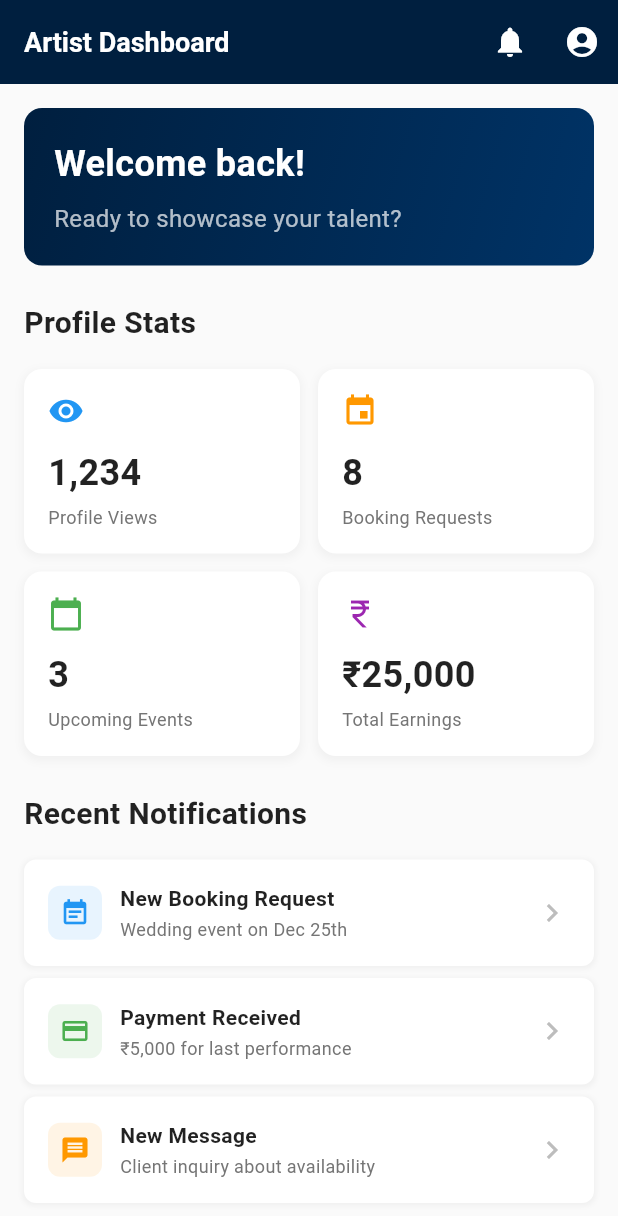
After one commit to TechnovaTech/organizer-app, a Flutter app: the ArtistDashboardScreen screen opened directly, on a phone screen of 412 x 824 dp. The commit adds this screen. Shown: the top 1216 px of the screen. Run offline on Flutter 3.47's test engine with Material 3 defaults, Android fonts, the phone set to English and light mode, and no system bars; our stand-ins replace file_picker.

Commit message:
feat(artist): add dashboard screen and navigation from profile
Implement artist dashboard screen with stats, notifications and quick actions
Replace snackbar confirmation with navigation to dashboard after profile creation

```diff
--- /dev/null
+++ b/lib/screens/artist_dashboard_screen.dart
@@ -0,0 +1,297 @@
+import 'package:flutter/material.dart';
+
+class ArtistDashboardScreen extends StatelessWidget {
+  const ArtistDashboardScreen({super.key});
+
+  @override
+  Widget build(BuildContext context) {
+    return Scaffold(
+      backgroundColor: Colors.grey.shade50,
+      appBar: AppBar(
+        backgroundColor: const Color(0xFF001F3F),
+        elevation: 0,
+        automaticallyImplyLeading: false,
+        title: const Text(
+          'Artist Dashboard',
+          style: TextStyle(
+            color: Colors.white,
+            fontSize: 18,
+            fontWeight: FontWeight.w600,
+          ),
+        ),
+        actions: [
+          IconButton(
+            icon: const Icon(Icons.notifications, color: Colors.white),
+            onPressed: () {},
+          ),
+          IconButton(
+            icon: const Icon(Icons.account_circle, color: Colors.white),
+            onPressed: () {},
+          ),
+        ],
+      ),
+      body: SingleChildScrollView(
+        padding: const EdgeInsets.all(16.0),
+        child: Column(
+          crossAxisAlignment: CrossAxisAlignment.start,
+          children: [
+            // Welcome Section
+            Container(
+              width: double.infinity,
+              padding: const EdgeInsets.all(20),
+              decoration: BoxDecoration(
+                gradient: const LinearGradient(
+                  colors: [Color(0xFF001F3F), Color(0xFF003366)],
+                  begin: Alignment.topLeft,
+                  end: Alignment.bottomRight,
+                ),
+                borderRadius: BorderRadius.circular(12),
+              ),
+              child: const Column(
+                crossAxisAlignment: CrossAxisAlignment.start,
+                children: [
+                  Text(
+                    'Welcome back!',
+                    style: TextStyle(
+                      color: Colors.white,
+                      fontSize: 24,
+                      fontWeight: FontWeight.bold,
+                    ),
+                  ),
+                  SizedBox(height: 8),
+                  Text(
+                    'Ready to showcase your talent?',
+                    style: TextStyle(
+                      color: Colors.white70,
+                      fontSize: 16,
+                    ),
+                  ),
+                ],
+              ),
+            ),
+            const SizedBox(height: 24),
+
+            // Stats Overview
+            const Text(
+              'Profile Stats',
+              style: TextStyle(
+                fontSize: 20,
+                fontWeight: FontWeight.bold,
+                color: Colors.black87,
+              ),
+            ),
+            const SizedBox(height: 16),
+            Row(
+              children: [
+                Expanded(child: _buildStatCard('Profile Views', '1,234', Icons.visibility, Colors.blue)),
+                const SizedBox(width: 12),
+                Expanded(child: _buildStatCard('Booking Requests', '8', Icons.event, Colors.orange)),
+              ],
+            ),
+            const SizedBox(height: 12),
+            Row(
+              children: [
+                Expanded(child: _buildStatCard('Upcoming Events', '3', Icons.calendar_today, Colors.green)),
+                const SizedBox(width: 12),
+                Expanded(child: _buildStatCard('Total Earnings', '₹25,000', Icons.currency_rupee, Colors.purple)),
+              ],
+            ),
+            const SizedBox(height: 24),
+
+            // Notifications Section
+            const Text(
+              'Recent Notifications',
+              style: TextStyle(
+                fontSize: 20,
+                fontWeight: FontWeight.bold,
+                color: Colors.black87,
+              ),
+            ),
+            const SizedBox(height: 16),
+            _buildNotificationCard(
+              'New Booking Request',
+              'Wedding event on Dec 25th',
+              Icons.event_note,
+              Colors.blue,
+            ),
+            const SizedBox(height: 8),
+            _buildNotificationCard(
+              'Payment Received',
+              '₹5,000 for last performance',
+              Icons.payment,
+              Colors.green,
+            ),
+            const SizedBox(height: 8),
+            _buildNotificationCard(
+              'New Message',
+              'Client inquiry about availability',
+              Icons.message,
+              Colors.orange,
+            ),
+            const SizedBox(height: 24),
+
+            // Quick Actions
+            const Text(
+              'Quick Actions',
+              style: TextStyle(
+                fontSize: 20,
+                fontWeight: FontWeight.bold,
+                color: Colors.black87,
+              ),
+            ),
+            const SizedBox(height: 16),
+            Row(
+              children: [
+                Expanded(child: _buildActionCard('Profile', Icons.person, Colors.blue)),
+                const SizedBox(width: 12),
+                Expanded(child: _buildActionCard('Calendar', Icons.calendar_month, Colors.green)),
+                const SizedBox(width: 12),
+                Expanded(child: _buildActionCard('Portfolio', Icons.photo_library, Colors.purple)),
+              ],
+            ),
+          ],
+        ),
+      ),
+    );
+  }
+
+  Widget _buildStatCard(String title, String value, IconData icon, Color color) {
+    return Container(
+      padding: const EdgeInsets.all(16),
+      decoration: BoxDecoration(
+        color: Colors.white,
+        borderRadius: BorderRadius.circular(12),
+        boxShadow: [
+          BoxShadow(
+            color: Colors.grey.withOpacity(0.1),
+            spreadRadius: 1,
+            blurRadius: 4,
+            offset: const Offset(0, 2),
+          ),
+        ],
+      ),
+      child: Column(
+        crossAxisAlignment: CrossAxisAlignment.start,
+        children: [
+          Row(
+            children: [
+              Icon(icon, color: color, size: 24),
+              const Spacer(),
+            ],
+          ),
+          const SizedBox(height: 12),
+          Text(
+            value,
+            style: const TextStyle(
+              fontSize: 24,
+              fontWeight: FontWeight.bold,
+              color: Colors.black87,
+            ),
+          ),
+          const SizedBox(height: 4),
+          Text(
+            title,
+            style: TextStyle(
+              fontSize: 12,
+              color: Colors.grey.shade600,
+            ),
+          ),
+        ],
+      ),
+    );
+  }
+
+  Widget _buildNotificationCard(String title, String subtitle, IconData icon, Color color) {
+    return Container(
+      padding: const EdgeInsets.all(16),
+      decoration: BoxDecoration(
+        color: Colors.white,
+        borderRadius: BorderRadius.circular(8),
+        boxShadow: [
+          BoxShadow(
+            color: Colors.grey.withOpacity(0.1),
+            spreadRadius: 1,
+            blurRadius: 2,
+            offset: const Offset(0, 1),
+          ),
+        ],
+      ),
+      child: Row(
+        children: [
+          Container(
+            padding: const EdgeInsets.all(8),
+            decoration: BoxDecoration(
+              color: color.withOpacity(0.1),
+              borderRadius: BorderRadius.circular(8),
+            ),
+            child: Icon(icon, color: color, size: 20),
+          ),
+          const SizedBox(width: 12),
+          Expanded(
+            child: Column(
+              crossAxisAlignment: CrossAxisAlignment.start,
+              children: [
+                Text(
+                  title,
+                  style: const TextStyle(
+                    fontSize: 14,
+                    fontWeight: FontWeight.w600,
+                    color: Colors.black87,
+                  ),
+                ),
+                const SizedBox(height: 2),
+                Text(
+                  subtitle,
+                  style: TextStyle(
+                    fontSize: 12,
+                    color: Colors.grey.shade600,
+                  ),
+                ),
+              ],
+            ),
+          ),
+          Icon(Icons.chevron_right, color: Colors.grey.shade400),
+        ],
+      ),
+    );
+  }
+
+  Widget _buildActionCard(String title, IconData icon, Color color) {
+    return Container(
+      padding: const EdgeInsets.all(16),
+      decoration: BoxDecoration(
+        color: Colors.white,
+        borderRadius: BorderRadius.circular(12),
+        boxShadow: [
+          BoxShadow(
+            color: Colors.grey.withOpacity(0.1),
+            spreadRadius: 1,
+            blurRadius: 4,
+            offset: const Offset(0, 2),
+          ),
+        ],
+      ),
+      child: Column(
+        children: [
+          Container(
+            padding: const EdgeInsets.all(12),
+            decoration: BoxDecoration(
+              color: color.withOpacity(0.1),
+              borderRadius: BorderRadius.circular(8),
+            ),
+            child: Icon(icon, color: color, size: 28),
+          ),
+          const SizedBox(height: 8),
+          Text(
+            title,
+            style: const TextStyle(
+              fontSize: 12,
+              fontWeight: FontWeight.w600,
+              color: Colors.black87,
+            ),
+          ),
+        ],
+      ),
+    );
+  }
+}
--- a/lib/screens/artist_fill_profile_screen.dart
+++ b/lib/screens/artist_fill_profile_screen.dart
@@ -1,4 +1,5 @@
 import 'package:flutter/material.dart';
+import 'artist_dashboard_screen.dart';
 
 class ArtistFillProfileScreen extends StatefulWidget {
   const ArtistFillProfileScreen({super.key});
@@ -182,8 +183,11 @@ class _ArtistFillProfileScreenState extends State<ArtistFillProfileScreen> {
               width: double.infinity,
               child: ElevatedButton(
                 onPressed: _isFormValid ? () {
-                  ScaffoldMessenger.of(context).showSnackBar(
-                    const SnackBar(content: Text('Profile created successfully!')),
+                  Navigator.pushReplacement(
+                    context,
+                    MaterialPageRoute(
+                      builder: (context) => const ArtistDashboardScreen(),
+                    ),
                   );
                 } : null,
                 style: ElevatedButton.styleFrom(
```
